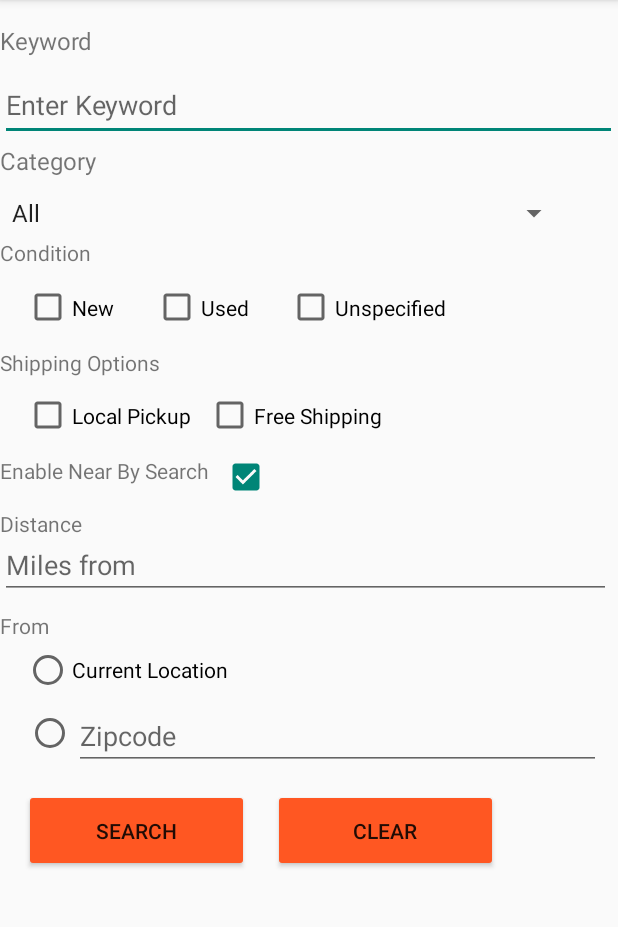
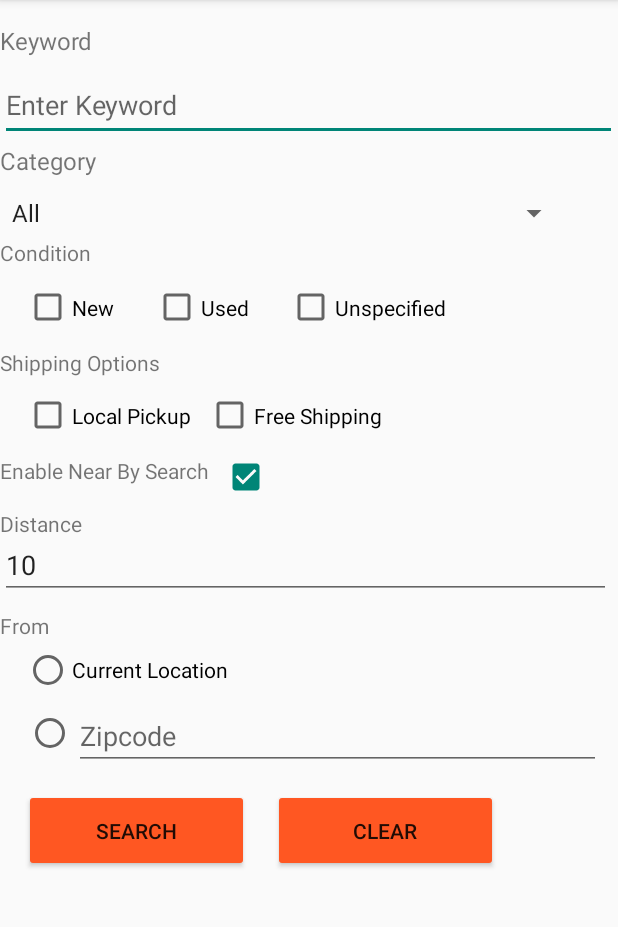
Before and after one commit to shreyasa31/Ecommerce_Web-Android_Application_using_MERN, an Android app: the fragment SearchFragment shown on its own in the app's theme, after a tap on an icon or button, on a phone screen of 412 x 824 dp, the part 84-1011 px from its top. Run offline under Robolectric (Android 15) with nearby library versions, the phone set to English and light mode, and no system bars.

Commit message:
new oneeee

```diff
--- a/app/src/main/java/com/example/ebayshoppingapplictaion/SearchFragment.java
+++ b/app/src/main/java/com/example/ebayshoppingapplictaion/SearchFragment.java
@@ -13,26 +13,35 @@ import android.widget.ArrayAdapter;
 import android.widget.Button;
 import android.widget.CheckBox;
 import android.widget.EditText;
+import android.widget.RadioButton;
 import android.widget.RadioGroup;
 import android.widget.Spinner;
 import android.widget.TextView;
+import android.widget.Toast;
 
 
 public class SearchFragment extends Fragment {
-    private CheckBox checkBox;
+    private CheckBox checkBox,checkBox2,checkBox3,checkBox4,checkBox5,checkBox6;
     private TextView textView,textView1;
-    private EditText editText,editText2;
+    private EditText editText,editText2,KeywordEditText;
     private RadioGroup radioGroup;
     private Button dynamicButton,dynamicButton1;
     private ConstraintLayout constraintLayout;
     private Spinner mySpinner;
+    private RadioButton zip;
 
     @Override
     public View onCreateView(LayoutInflater inflater, ViewGroup container,
                              Bundle savedInstanceState) {
         View view = inflater.inflate(R.layout.fragment_search, container, false);
+        checkBox2=view.findViewById(R.id.checkBox2);
+        checkBox3=view.findViewById(R.id.checkBox3);
+        checkBox4=view.findViewById(R.id.checkBox4);
+        checkBox5=view.findViewById(R.id.checkBox5);
+        checkBox6=view.findViewById(R.id.checkBox);
 
         checkBox = view.findViewById(R.id.checkBox6);
+        KeywordEditText=view.findViewById(R.id.KeywordEditText);
         textView1 = view.findViewById(R.id.textDistance);
         textView = view.findViewById(R.id.textView9);
         editText = view.findViewById(R.id.zipcode);
@@ -47,12 +56,28 @@ public class SearchFragment extends Fragment {
         dynamicButton1 = view.findViewById(R.id.button2);
         constraintLayout = view.findViewById(R.id.frameLayout);
 
+        editText2.setText("10");
         mySpinner = view.findViewById(R.id.spinner);
         ArrayAdapter<CharSequence> adapter = ArrayAdapter.createFromResource(getActivity(),
                 R.array.spinner_items, android.R.layout.simple_spinner_item);
         adapter.setDropDownViewResource(android.R.layout.simple_spinner_dropdown_item);
         mySpinner.setAdapter(adapter);
-
+        dynamicButton1.setOnClickListener(new View.OnClickListener() {
+            @Override
+            public void onClick(View v) {
+                KeywordEditText.setText("");
+                checkBox6.setChecked(false);
+                checkBox2.setChecked(false);
+                checkBox3.setChecked(false);
+                checkBox4.setChecked(false);
+                checkBox5.setChecked(false);
+                checkBox.setChecked(false);
+                radioGroup.clearCheck();
+                editText.setText("");
+                editText2.setText("10");
+                mySpinner.setSelection(0);
+            }
+        });
         checkBox.setOnClickListener(new View.OnClickListener() {
             @Override
             public void onClick(View v) {
@@ -74,6 +99,17 @@ public class SearchFragment extends Fragment {
             }
         });
 
+        dynamicButton.setOnClickListener(new View.OnClickListener() {
+            @Override
+            public void onClick(View v) {
+                if (isValidInput()) {
+                    // Proceed with your search logic
+                } else {
+                    Toast.makeText(getActivity(), "Invalid keyword or zipcode", Toast.LENGTH_SHORT).show();
+                }
+            }
+        });
+
         return view;
     }
     //
@@ -84,4 +120,20 @@ public class SearchFragment extends Fragment {
         constraintSet.connect(R.id.button2, ConstraintSet.TOP, anchorId, ConstraintSet.BOTTOM);
         constraintSet.applyTo(constraintLayout);
     }
+    private boolean isValidInput() {
+        String keyword = KeywordEditText.getText().toString().trim();
+        String zipcode = editText.getText().toString().trim();
+
+        if (keyword.isEmpty()) {
+            KeywordEditText.setError("Keyword is required");
+            return false;
+        }
+
+        if (zip.isChecked() && (zipcode.isEmpty()) ){
+            editText.setError("Valid zipcode is required");
+            return false;
+        }
+
+        return true;
+    }
 }
--- a/app/src/main/res/layout/fragment_search.xml
+++ b/app/src/main/res/layout/fragment_search.xml
@@ -21,7 +21,7 @@
         app:layout_constraintTop_toTopOf="parent" />
 
     <EditText
-        android:id="@+id/editTextText"
+        android:id="@+id/KeywordEditText"
         android:layout_width="411dp"
         android:layout_height="48dp"
         android:layout_marginTop="8dp"
@@ -42,7 +42,7 @@
         app:layout_constraintEnd_toEndOf="parent"
         app:layout_constraintHorizontal_bias="0.0"
         app:layout_constraintStart_toStartOf="parent"
-        app:layout_constraintTop_toBottomOf="@+id/editTextText" />
+        app:layout_constraintTop_toBottomOf="@+id/KeywordEditText" />
 
     <Spinner
         android:id="@+id/spinner"
```
